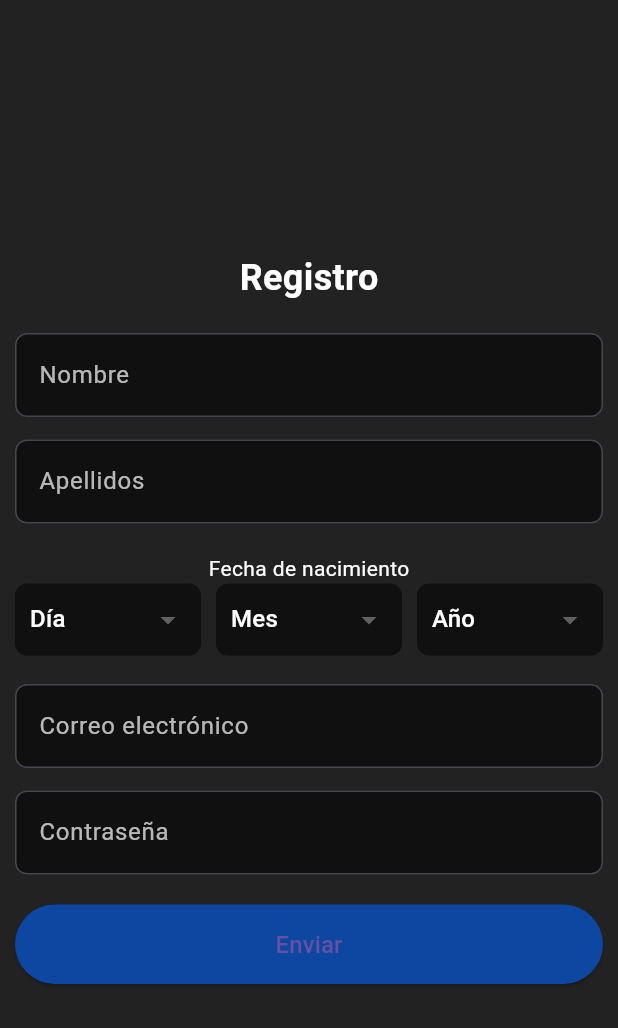
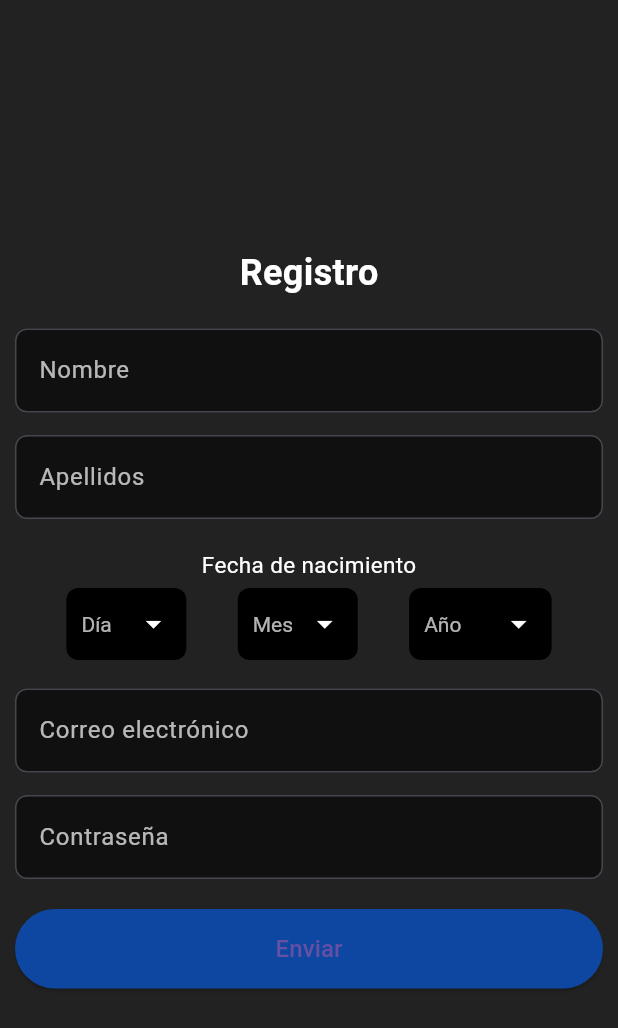
Before and after one commit to emmayforeveralone/PI_ENCENCIDO_IA, a Flutter app: the screen it shows after launch, on a phone screen of 412 x 824 dp. Shown: the top 1028 px of the screen. Run offline on Flutter 3.47's test engine with Material 3 defaults, Android fonts, the light colour scheme and no system bars.

Commit message:
formulario de registro listo, carpeta del menu

```diff
--- a/lib/Registro/formRegistro.dart
+++ b/lib/Registro/formRegistro.dart
@@ -10,6 +10,14 @@ class Formregistro extends StatefulWidget {
 class _FormregistroState extends State<Formregistro> {
 
 
+  final TextEditingController _nombreController = TextEditingController();
+  final TextEditingController _apellidosController = TextEditingController();
+  final TextEditingController _emailController = TextEditingController();
+  final TextEditingController _contraseniaController = TextEditingController();
+
+  final List<String> _dias = List.generate(31, (index) => (index + 1).toString());
+  final List<String> _meses = List.generate(12, (index) => (index + 1).toString());
+  final List<String> _anios = List.generate(100, (index) => (index + 1920).toString());
 
   @override
   Widget build(BuildContext context) {
@@ -32,7 +40,11 @@ class _FormregistroState extends State<Formregistro> {
 
               SizedBox(height: 20),
               TextFormField(
+                controller: _nombreController,
+                style: TextStyle(color: Colors.white),
+                autocorrect: true,
                 decoration: InputDecoration(
+                  focusColor: Colors.white,
                   labelText: 'Nombre',
                   labelStyle: TextStyle(color: Colors.white70),
                   filled: true,
@@ -40,10 +52,13 @@ class _FormregistroState extends State<Formregistro> {
                   border: OutlineInputBorder(
                     borderRadius: BorderRadius.circular(8),
                   ),
+
                 ),
               ),
               SizedBox(height: 15),
               TextFormField(
+                controller: _apellidosController,
+                style: TextStyle(color: Colors.white),
                 decoration: InputDecoration(
                   labelText: 'Apellidos',
                   labelStyle: TextStyle(color: Colors.white70),
@@ -57,19 +72,21 @@ class _FormregistroState extends State<Formregistro> {
               SizedBox(height: 20),
               Text(
                 'Fecha de nacimiento',
-                style: TextStyle(color: Colors.white),
+                style: TextStyle(color: Colors.white, fontSize: 15),
               ),
+              SizedBox(height: 5,),
               Row(
+                mainAxisAlignment: MainAxisAlignment.spaceEvenly,
                 children: [
-                  Expanded(child: _buildDropdown(['Día'])),
-                  SizedBox(width: 10),
-                  Expanded(child: _buildDropdown(['Mes'])),
-                  SizedBox(width: 10),
-                  Expanded(child: _buildDropdown(['Año'])),
+                  CustomDropdown(items: _dias, hint: 'Día', width: 80,),
+                  CustomDropdown(items: _meses, hint: 'Mes',width: 80,),
+                  CustomDropdown(items: _anios, hint: 'Año', width: 95,),
                 ],
               ),
               SizedBox(height: 19),
               TextFormField(
+                controller: _emailController,
+                style: TextStyle(color: Colors.white),
                 decoration: InputDecoration(
                   labelText: 'Correo electrónico',
                   labelStyle: TextStyle(color: Colors.white70),
@@ -82,6 +99,8 @@ class _FormregistroState extends State<Formregistro> {
               ),
               SizedBox(height: 15),
               TextFormField(
+                controller: _contraseniaController,
+                style: TextStyle(color: Colors.white),
                 decoration: InputDecoration(
                   labelText: 'Contraseña',
                   labelStyle: TextStyle(color: Colors.white70),
@@ -91,7 +110,6 @@ class _FormregistroState extends State<Formregistro> {
                     borderRadius: BorderRadius.circular(8),
                   ),
                 ),
-                obscureText: true,
               ),
               SizedBox(height: 20),
               SizedBox(
@@ -137,3 +155,46 @@ class _FormregistroState extends State<Formregistro> {
   }
 
 }
+
+
+
+class CustomDropdown extends StatelessWidget {
+  final List<String> items;
+  final String hint;
+  final double width;
+
+  const CustomDropdown({
+    Key? key,
+    required this.items,
+    required this.hint,
+    this.width = 95, // Ancho por defecto
+  }) : super(key: key);
+
+  @override
+  Widget build(BuildContext context) {
+    return Container(
+      width: width, // Ancho personalizado
+      padding: const EdgeInsets.symmetric(horizontal: 10),
+      decoration: BoxDecoration(
+        color: Colors.black, // Fondo negro
+        borderRadius: BorderRadius.circular(8),
+      ),
+      child: DropdownButtonFormField<String>(
+        decoration: const InputDecoration(border: InputBorder.none),
+        dropdownColor: Colors.black, // Color del menú desplegable
+        icon: const Icon(Icons.arrow_drop_down, color: Colors.white), // Ícono de desplegable
+        style: const TextStyle(color: Colors.white, fontSize: 14), // Texto en blanco
+        hint: Text(hint, style: const TextStyle(color: Colors.white70)), // Texto de sugerencia
+        items: items
+            .map((item) => DropdownMenuItem(
+          value: item,
+          child: Text(item, style: const TextStyle(color: Colors.white)),
+        ))
+            .toList(),
+        onChanged: (value) {
+          print(value);
+        },
+      ),
+    );
+  }
+}
```
Also changed, not shown: lib/MenuUsuarios/bloqueados.dart (added), lib/MenuUsuarios/inicio.dart (added), lib/MenuUsuarios/usuarios.dart (added).
